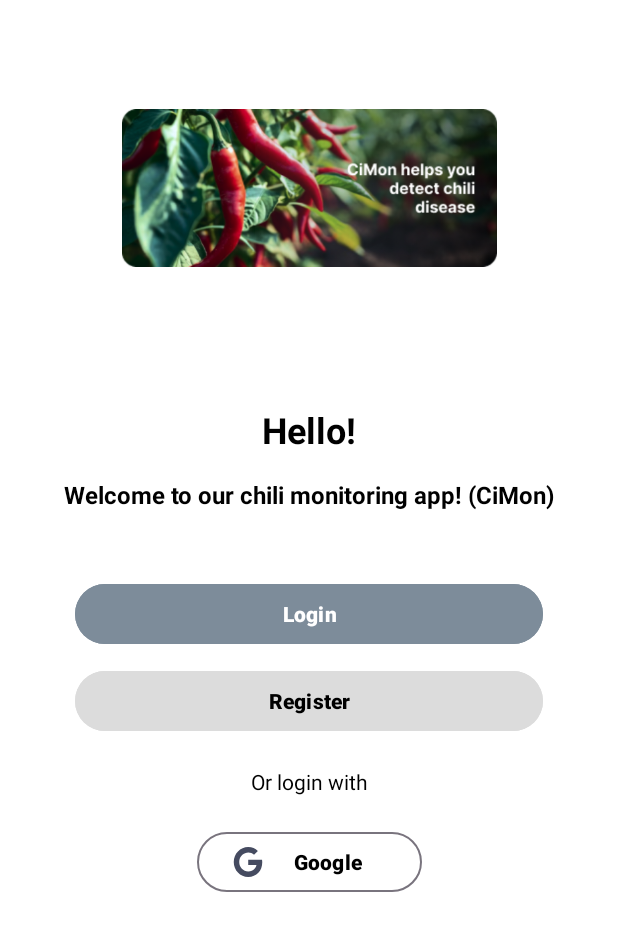
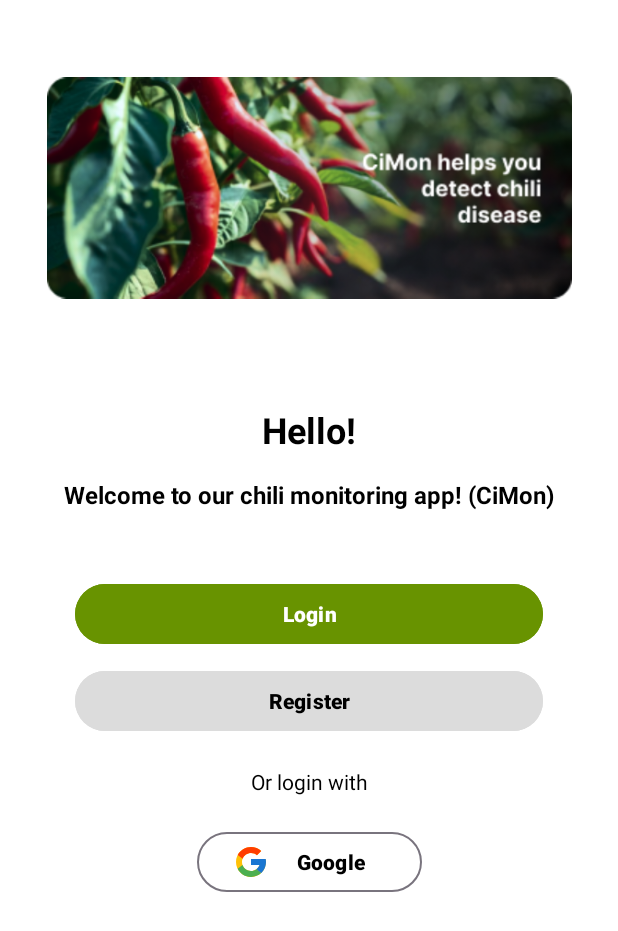
Before and after one commit to CiMon-Capstone-Project/Mobile-Development, an Android app: the WelcomeActivity screen opened directly, with no data from a screen before it, on a phone screen of 412 x 824 dp. Shown: the top 931 px of the screen. Run offline under Robolectric (Android 15) with nearby library versions, the phone set to English and light mode, and no system bars; our stand-ins replace Firebase (no records; nobody signed in at launch, a user with empty details on screens opened directly); 1 statement that could not run was skipped.

Commit message:
minor fix : login, register, welcome. icon color adjustment

```diff
--- /dev/null
+++ b/app/src/main/res/drawable/ic_google_colored_24.xml
@@ -0,0 +1,18 @@
+<vector xmlns:android="http://schemas.android.com/apk/res/android"
+    android:width="24dp"
+    android:height="24dp"
+    android:viewportWidth="48"
+    android:viewportHeight="48">
+  <path
+      android:pathData="M43.611,20.083H42V20H24v8h11.303c-1.649,4.657 -6.08,8 -11.303,8c-6.627,0 -12,-5.373 -12,-12c0,-6.627 5.373,-12 12,-12c3.059,0 5.842,1.154 7.961,3.039l5.657,-5.657C34.046,6.053 29.268,4 24,4C12.955,4 4,12.955 4,24c0,11.045 8.955,20 20,20c11.045,0 20,-8.955 20,-20C44,22.659 43.862,21.35 43.611,20.083z"
+      android:fillColor="#FFC107"/>
+  <path
+      android:pathData="M6.306,14.691l6.571,4.819C14.655,15.108 18.961,12 24,12c3.059,0 5.842,1.154 7.961,3.039l5.657,-5.657C34.046,6.053 29.268,4 24,4C16.318,4 9.656,8.337 6.306,14.691z"
+      android:fillColor="#FF3D00"/>
+  <path
+      android:pathData="M24,44c5.166,0 9.86,-1.977 13.409,-5.192l-6.19,-5.238C29.211,35.091 26.715,36 24,36c-5.202,0 -9.619,-3.317 -11.283,-7.946l-6.522,5.025C9.505,39.556 16.227,44 24,44z"
+      android:fillColor="#4CAF50"/>
+  <path
+      android:pathData="M43.611,20.083H42V20H24v8h11.303c-0.792,2.237 -2.231,4.166 -4.087,5.571c0.001,-0.001 0.002,-0.001 0.003,-0.002l6.19,5.238C36.971,39.205 44,34 44,24C44,22.659 43.862,21.35 43.611,20.083z"
+      android:fillColor="#1976D2"/>
+</vector>
--- a/app/src/main/res/layout/activity_login.xml
+++ b/app/src/main/res/layout/activity_login.xml
@@ -9,7 +9,7 @@
 
     <ImageView
         android:id="@+id/iv_welcome"
-        android:layout_width="250dp"
+        android:layout_width="350dp"
         android:layout_height="200dp"
         android:layout_marginTop="25dp"
         app:layout_constraintStart_toStartOf="parent"
@@ -132,7 +132,7 @@
         android:layout_marginTop="32dp"
         android:layout_marginEnd="32dp"
         android:alpha="100"
-        android:backgroundTint="@color/dark_gray"
+        android:backgroundTint="@color/green"
         android:text="Login"
         android:textSize="@dimen/normal_text"
         app:layout_constraintEnd_toEndOf="parent"
--- a/app/src/main/res/layout/activity_register.xml
+++ b/app/src/main/res/layout/activity_register.xml
@@ -9,7 +9,7 @@
 
     <ImageView
         android:id="@+id/iv_register"
-        android:layout_width="250dp"
+        android:layout_width="350dp"
         android:layout_height="200dp"
         android:layout_marginTop="25dp"
         app:layout_constraintStart_toStartOf="parent"
@@ -165,7 +165,7 @@
         android:layout_marginTop="24dp"
         android:layout_marginEnd="32dp"
         android:alpha="100"
-        android:backgroundTint="@color/dark_gray"
+        android:backgroundTint="@color/green"
         android:text="Register"
         android:textSize="@dimen/normal_text"
         app:layout_constraintEnd_toEndOf="parent"
--- a/app/src/main/res/layout/activity_welcome.xml
+++ b/app/src/main/res/layout/activity_welcome.xml
@@ -13,7 +13,7 @@
 
         <ImageView
             android:id="@+id/iv_welcome"
-            android:layout_width="250dp"
+            android:layout_width="350dp"
             android:layout_height="200dp"
             android:layout_marginTop="25dp"
             app:layout_constraintStart_toStartOf="parent"
@@ -68,7 +68,7 @@
             app:layout_constraintTop_toBottomOf="@id/div_greeting"
             app:layout_constraintStart_toStartOf="parent"
             app:layout_constraintEnd_toEndOf="parent"
-            android:backgroundTint="@color/dark_gray"/>
+            android:backgroundTint="@color/green"/>
 
         <Button
             android:id="@+id/btn_welcome_register"
@@ -104,7 +104,7 @@
             android:layout_height="wrap_content"
             android:layout_marginTop="20dp"
             android:backgroundTint="@android:color/transparent"
-            android:drawableLeft="@drawable/ic_google_drak_gray"
+            android:drawableLeft="@drawable/ic_google_colored_24"
             android:text="Google"
             android:textColor="@color/black"
             android:textSize="14sp"
--- a/app/src/main/res/values/colors.xml
+++ b/app/src/main/res/values/colors.xml
@@ -15,4 +15,9 @@
     <color name="gray">#DCDCDC</color>
     <color name="dark_gray">#7D8C9A</color>
     <color name="rose_red">#EE4E4E</color>
+
+
+    <color name="lighter_green">#88C273</color>
+
+
 </resources>
```
